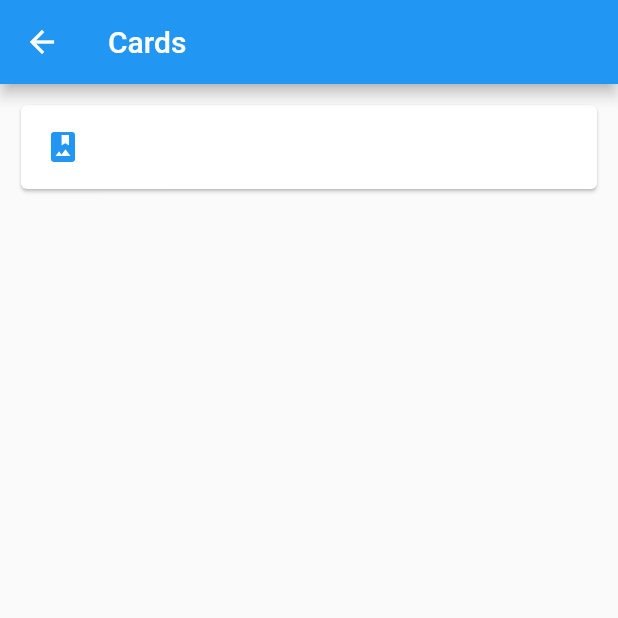
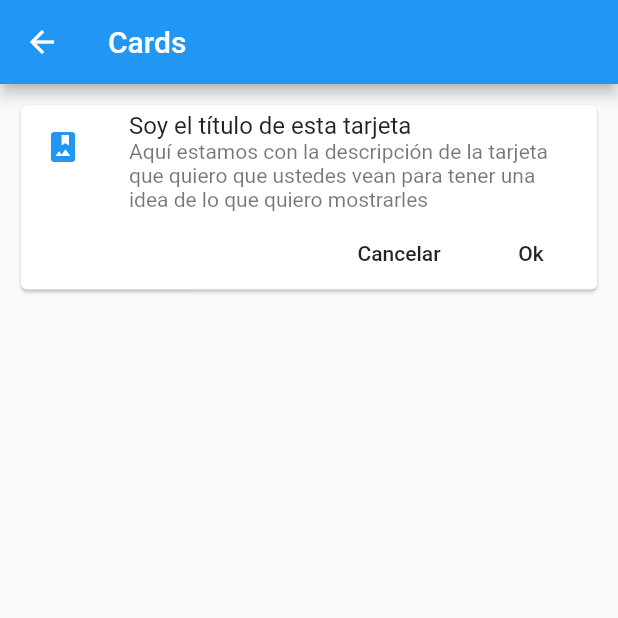
Before and after one commit to aizaguirreteb/flutter-course-components, a Flutter app: the CardPage screen opened by its route, on a phone screen of 412 x 824 dp, the top half of it. Run offline on Flutter 3.47's test engine with Material 2 defaults, Android fonts, the phone set to English and light mode, and no system bars.

Commit message:
Adding text and simple 'flatbutton' to card

```diff
--- a/lib/src/pages/card_page.dart
+++ b/lib/src/pages/card_page.dart
@@ -25,7 +25,22 @@ Widget _cardTipo1() {
       children: <Widget>[
         ListTile(
           leading: Icon(Icons.photo_album, color: Colors.blue,),
-        )
+          title: Text('Soy el título de esta tarjeta'),
+          subtitle: Text('Aquí estamos con la descripción de la tarjeta que quiero que ustedes vean para tener una idea de lo que quiero mostrarles'),
+        ),
+        Row(
+          mainAxisAlignment: MainAxisAlignment.end,
+          children: <Widget>[
+            FlatButton(
+              child: Text('Cancelar'),
+              onPressed: () {},
+            ),
+            FlatButton(
+              child: Text('Ok'),
+              onPressed: () {},
+            )
+          ],
+        ),
       ],
     ),
   );
```
